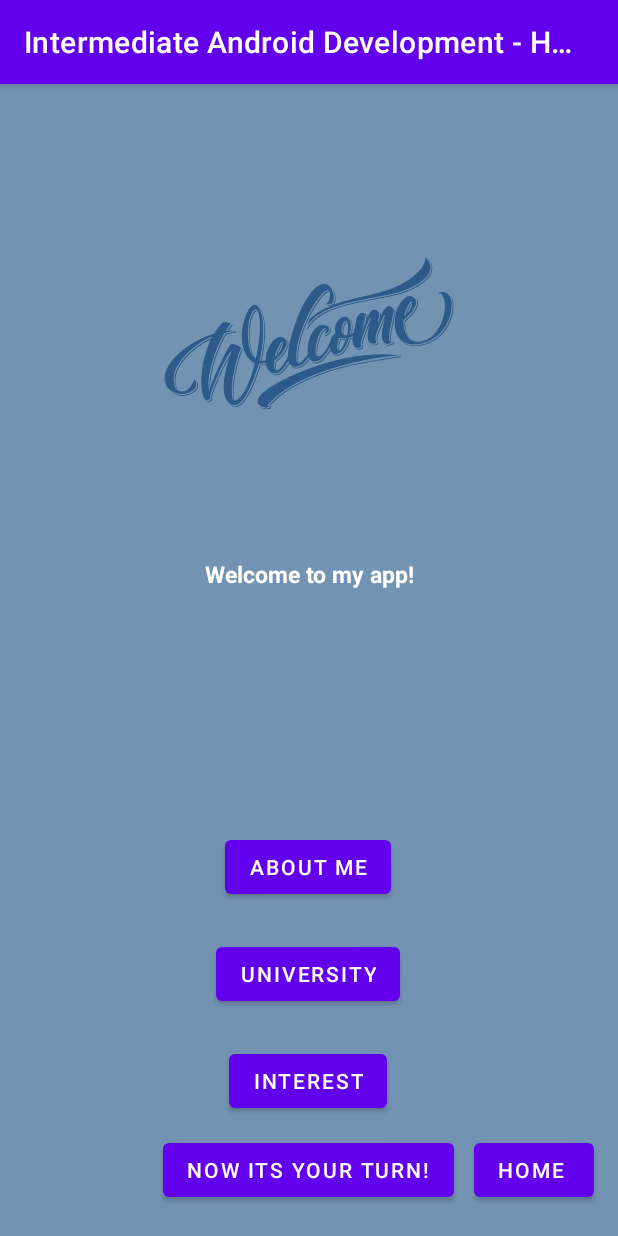
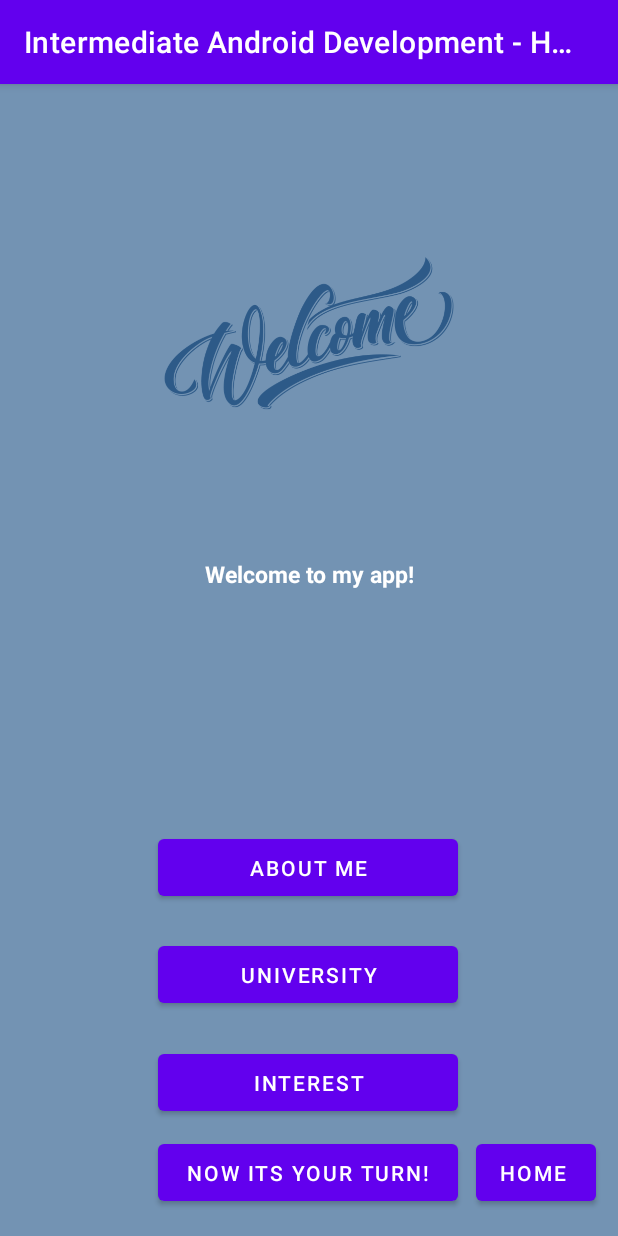
Before and after one commit to Jmdiaz1998/IAD_HelloWorld, an Android app: the screen it shows after launch (MainActivity), on a phone screen of 412 x 824 dp. Run offline under Robolectric (Android 15) with nearby library versions, the light colour scheme and no system bars.

Commit message:
Resized buttons to better fit width of screen

```diff
--- a/Prework/app/src/main/res/layout/activity_main.xml
+++ b/Prework/app/src/main/res/layout/activity_main.xml
@@ -36,8 +36,8 @@
 
     <Button
         android:id="@+id/YourTurn_Button"
-        android:layout_width="wrap_content"
-        android:layout_height="wrap_content"
+        android:layout_width="200dp"
+        android:layout_height="50dp"
         android:text="@string/say_hello_button"
         app:layout_constraintBottom_toBottomOf="parent"
         app:layout_constraintEnd_toEndOf="parent"
@@ -48,8 +48,8 @@
 
     <Button
         android:id="@+id/Interest_Button"
-        android:layout_width="wrap_content"
-        android:layout_height="wrap_content"
+        android:layout_width="200dp"
+        android:layout_height="50dp"
         android:layout_marginBottom="56dp"
         android:text="Interest"
         app:layout_constraintBottom_toBottomOf="parent"
@@ -60,8 +60,8 @@
 
     <Button
         android:id="@+id/University_button"
-        android:layout_width="wrap_content"
-        android:layout_height="48dp"
+        android:layout_width="200dp"
+        android:layout_height="50dp"
         android:text="University"
         app:layout_constraintBottom_toTopOf="@+id/Interest_Button"
         app:layout_constraintEnd_toEndOf="@+id/Interest_Button"
@@ -71,8 +71,8 @@
 
     <Button
         android:id="@+id/AboutMe_Button"
-        android:layout_width="wrap_content"
-        android:layout_height="wrap_content"
+        android:layout_width="200dp"
+        android:layout_height="50dp"
         android:layout_marginTop="-20dp"
         android:text="About me"
         app:layout_constraintBottom_toBottomOf="parent"
@@ -84,11 +84,18 @@
     <Button
         android:id="@+id/home_Button"
         android:layout_width="80dp"
-        android:layout_height="48dp"
+        android:layout_height="50dp"
         android:text="Home "
         app:layout_constraintEnd_toEndOf="parent"
         app:layout_constraintHorizontal_bias="0.448"
         app:layout_constraintStart_toEndOf="@+id/YourTurn_Button"
         app:layout_constraintTop_toTopOf="@+id/YourTurn_Button" />
 
+    <androidx.constraintlayout.widget.Guideline
+        android:id="@+id/guideline2"
+        android:layout_width="wrap_content"
+        android:layout_height="wrap_content"
+        android:orientation="vertical"
+        app:layout_constraintGuide_begin="20dp" />
+
 </androidx.constraintlayout.widget.ConstraintLayout>
```
